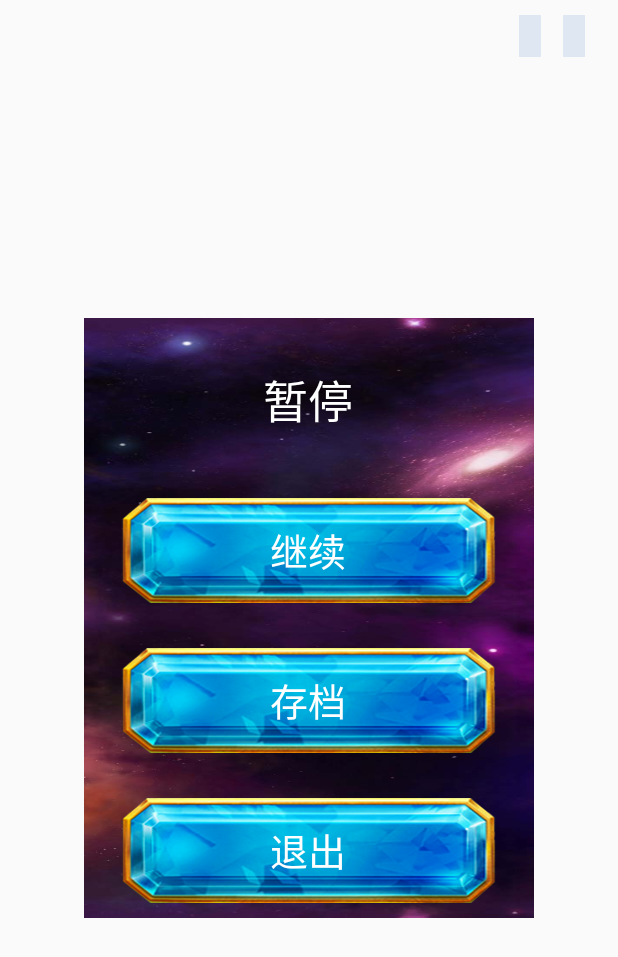
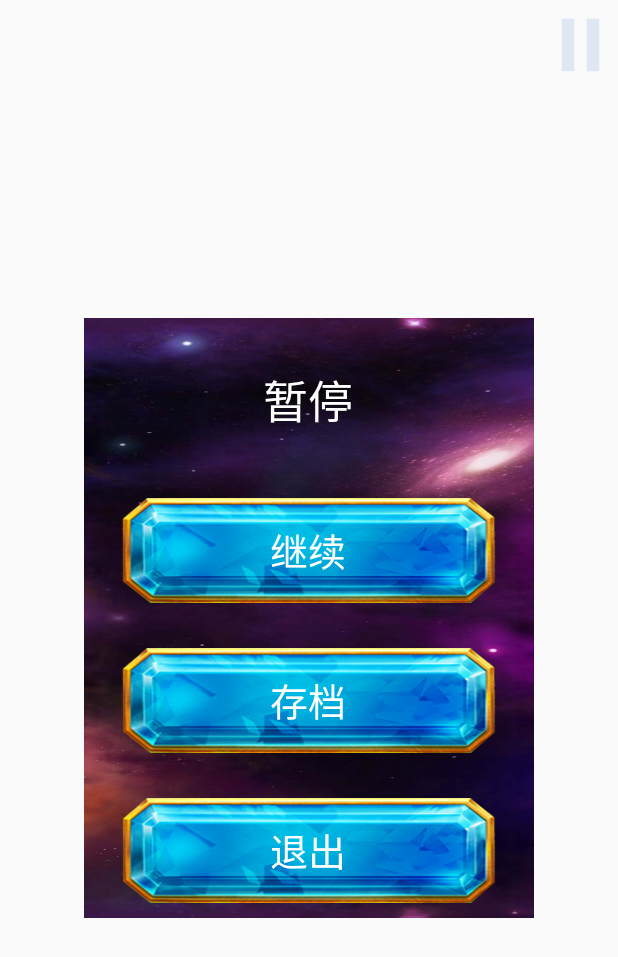
Before and after one commit to MrSTOP/FlightFight, an Android app: the GameActivity screen opened directly, with no data from a screen before it, after a tap on an icon or button, on a phone screen of 412 x 824 dp. Shown: the top 957 px of the screen. Run offline under Robolectric (Android 15) with nearby library versions, the phone set to English and light mode, and no system bars.

Commit message:
调整暂停按钮样式

```diff
--- a/app/src/main/res/layout/activity_game.xml
+++ b/app/src/main/res/layout/activity_game.xml
@@ -9,13 +9,11 @@
     <com.flightfight.flightfight.GameSurfaceView
         android:id="@+id/scratch_view"
         android:layout_width="match_parent"
-        android:layout_height="match_parent"
-
-        />
+        android:layout_height="match_parent"/>
     <Button
         android:id="@+id/nextBt"
-        android:layout_width="wrap_content"
-        android:layout_height="wrap_content"
+        android:layout_width="50dp"
+        android:layout_height="60dp"
         android:background="@drawable/ic_pause_black_24dp"
         app:layout_constraintBottom_toBottomOf="parent"
         app:layout_constraintHorizontal_bias="1"
```
